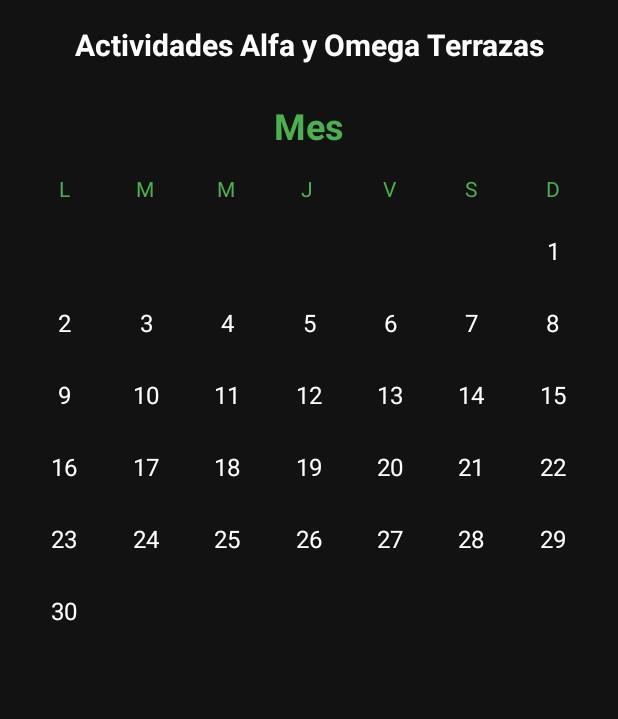
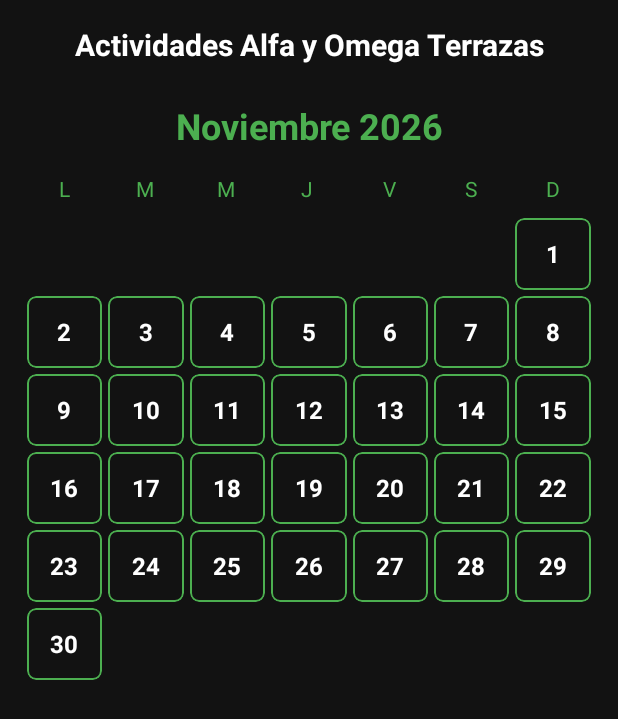
Before and after one commit to jeisonacuna23/ayo-terrazas-actividades, an Android app: the screen it shows after launch (MainActivity), on a phone screen of 412 x 824 dp. Shown: the top 719 px of the screen. Run offline under Robolectric (Android 15) with nearby library versions, the phone set to English and light mode, and no system bars.

Commit message:
Diseño de calendario con cuadros y modales para Martes, Jueves y Domingo

```diff
--- a/app/src/main/java/com/alfayomega/terrazas/MainActivity.kt
+++ b/app/src/main/java/com/alfayomega/terrazas/MainActivity.kt
@@ -1,53 +1,65 @@
 package com.alfayomega.terrazas
 
+import android.content.Context
 import android.os.Bundle
 import android.view.LayoutInflater
 import android.view.View
 import android.view.ViewGroup
 import android.widget.TextView
+import android.widget.Toast
 import androidx.appcompat.app.AppCompatActivity
 import androidx.recyclerview.widget.GridLayoutManager
 import androidx.recyclerview.widget.RecyclerView
+import com.google.android.material.dialog.MaterialAlertDialogBuilder
+import java.text.SimpleDateFormat
 import java.util.Calendar
+import java.util.Locale
 
 class MainActivity : AppCompatActivity() {
     override fun onCreate(savedInstanceState: Bundle?) {
         super.onCreate(savedInstanceState)
         setContentView(R.layout.activity_main)
 
+        val tvMes = findViewById<TextView>(R.id.tvMes)
+        val calendario = Calendar.getInstance()
+
+        val formatoMes = SimpleDateFormat("MMMM yyyy", Locale("es", "ES"))
+        val mesEnCurso = formatoMes.format(calendario.time)
+        tvMes.text = mesEnCurso.replaceFirstChar { if (it.isLowerCase()) it.titlecase(Locale.getDefault()) else it.toString() }
+
         val recyclerView = findViewById<RecyclerView>(R.id.recyclerViewCalendario)
         recyclerView.layoutManager = GridLayoutManager(this, 7)
 
-        val daysList = generarDiasMesActual()
+        val daysList = generarDiasMesActual(calendario)
         recyclerView.adapter = CalendarioAdapter(daysList)
     }
 
-    private fun generarDiasMesActual(): List<String?> {
-        val cal = Calendar.getInstance()
-        // Ir al primer día del mes actual
-        cal.set(Calendar.DAY_OF_MONTH, 1)
+    private fun generarDiasMesActual(cal: Calendar): List<DiaCalendario> {
+        val calendarioLocal = cal.clone() as Calendar
+        calendarioLocal.set(Calendar.DAY_OF_MONTH, 1)
 
-        // Calcular los huecos antes del día 1 (para que la semana inicie en Lunes)
-        // En Calendar: Domingo=1, Lunes=2... Sábado=7
-        val primerDiaSemana = cal.get(Calendar.DAY_OF_WEEK)
+        val primerDiaSemana = calendarioLocal.get(Calendar.DAY_OF_WEEK)
         val huecos = if (primerDiaSemana == Calendar.SUNDAY) 6 else primerDiaSemana - 2
 
-        val totalDias = cal.getActualMaximum(Calendar.DAY_OF_MONTH)
-        val lista = mutableListOf<String?>()
+        val totalDias = calendarioLocal.getActualMaximum(Calendar.DAY_OF_MONTH)
+        val lista = mutableListOf<DiaCalendario>()
 
-        // Agregar espacios vacíos
         for (i in 0 until huecos) {
-            lista.add(null)
+            lista.add(DiaCalendario(null, 0))
         }
-        // Agregar los días reales del mes
         for (i in 1..totalDias) {
-            lista.add(i.toString())
+            // Guardamos el número del día y a qué día de la semana corresponde
+            lista.add(DiaCalendario(i.toString(), calendarioLocal.get(Calendar.DAY_OF_WEEK)))
+            calendarioLocal.add(Calendar.DAY_OF_MONTH, 1)
         }
         return lista
     }
 }
 
-class CalendarioAdapter(private val dias: List<String?>) : RecyclerView.Adapter<CalendarioAdapter.DiaViewHolder>() {
+// Clase para guardar los datos de cada celda
+data class DiaCalendario(val numero: String?, val diaSemana: Int)
+
+class CalendarioAdapter(private val dias: List<DiaCalendario>) : RecyclerView.Adapter<CalendarioAdapter.DiaViewHolder>() {
     class DiaViewHolder(itemView: View) : RecyclerView.ViewHolder(itemView) {
         val tvDia: TextView = itemView.findViewById(R.id.tvDia)
     }
@@ -59,13 +71,55 @@ class CalendarioAdapter(private val dias: List<String?>) : RecyclerView.Adapter<
 
     override fun onBindViewHolder(holder: DiaViewHolder, position: Int) {
         val dia = dias[position]
-        if (dia != null) {
-            holder.tvDia.text = dia
-            holder.tvDia.visibility = View.VISIBLE
-            // Aquí conectaremos el click para abrir tu modal más adelante.
+        if (dia.numero != null) {
+            holder.tvDia.text = dia.numero
+            holder.itemView.visibility = View.VISIBLE
+
+            // Aquí atrapamos el clic en el día
+            holder.itemView.setOnClickListener {
+                when (dia.diaSemana) {
+                    Calendar.TUESDAY, Calendar.SUNDAY -> {
+                        mostrarModalActividad(holder.itemView.context, dia.diaSemana, esJueves = false)
+                    }
+                    Calendar.THURSDAY -> {
+                        mostrarModalActividad(holder.itemView.context, dia.diaSemana, esJueves = true)
+                    }
+                    else -> {
+                        Toast.makeText(holder.itemView.context, "Este día aún no tiene actividades", Toast.LENGTH_SHORT).show()
+                    }
+                }
+            }
         } else {
-            holder.tvDia.visibility = View.INVISIBLE
+            holder.itemView.visibility = View.INVISIBLE
+            holder.itemView.setOnClickListener(null)
         }
+    }
+
+    private fun mostrarModalActividad(context: Context, diaSemana: Int, esJueves: Boolean) {
+        val builder = MaterialAlertDialogBuilder(context)
+        val view = LayoutInflater.from(context).inflate(R.layout.dialog_actividad, null)
+
+        val layoutPredicador = view.findViewById<View>(R.id.layoutPredicador)
+
+        // Si es Jueves, ocultamos el campo de Predicador
+        if (esJueves) {
+            layoutPredicador.visibility = View.GONE
+        } else {
+            layoutPredicador.visibility = View.VISIBLE
+        }
+
+        builder.setView(view)
+            .setPositiveButton("Guardar") { dialog, _ ->
+                // Aquí irá la lógica para guardar los datos después
+                Toast.makeText(context, "Guardado (próximamente)", Toast.LENGTH_SHORT).show()
+                dialog.dismiss()
+            }
+            .setNegativeButton("Cancelar") { dialog, _ ->
+                dialog.dismiss()
+            }
+
+        val dialog = builder.create()
+        dialog.show()
     }
 
     override fun getItemCount(): Int = dias.size
--- a/app/src/main/res/layout/item_dia_calendario.xml
+++ b/app/src/main/res/layout/item_dia_calendario.xml
@@ -1,9 +1,21 @@
 <?xml version="1.0" encoding="utf-8"?>
-<TextView xmlns:android="http://schemas.android.com/apk/res/android"
-    android:id="@+id/tvDia"
+<com.google.android.material.card.MaterialCardView xmlns:android="http://schemas.android.com/apk/res/android"
+    xmlns:app="http://schemas.android.com/apk/res-auto"
     android:layout_width="match_parent"
     android:layout_height="48dp"
-    android:gravity="center"
-    android:text="1"
-    android:textColor="@color/blanco_texto"
-    android:textSize="16sp" />
+    android:layout_margin="2dp"
+    app:cardBackgroundColor="@color/negro_fondo"
+    app:cardCornerRadius="6dp"
+    app:strokeColor="@color/verde_alfa"
+    app:strokeWidth="1dp">
+
+    <TextView
+        android:id="@+id/tvDia"
+        android:layout_width="match_parent"
+        android:layout_height="match_parent"
+        android:gravity="center"
+        android:textColor="@color/blanco_texto"
+        android:textSize="16sp"
+        android:textStyle="bold" />
+
+</com.google.android.material.card.MaterialCardView>
```
Also changed, not shown: app/src/main/res/layout/dialog_actividad.xml (added, +96 -0 lines).
